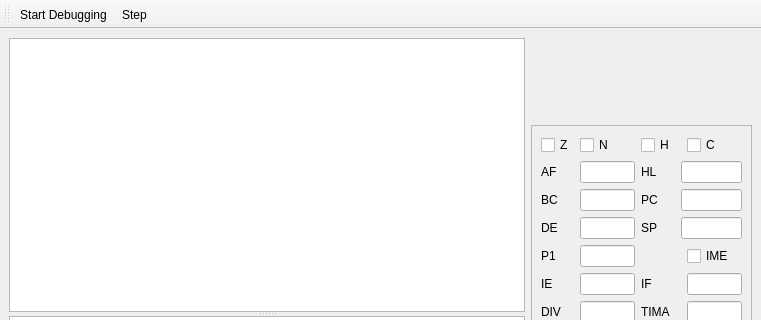
The window that src/ui/Debugger/DebuggerWindow.ui (zlisinski/gbemu) describes before a commit, drawn with Qt 5; both pictures show x 0 to 761 and y 0 to 320 of the 761 by 620 pixel window.
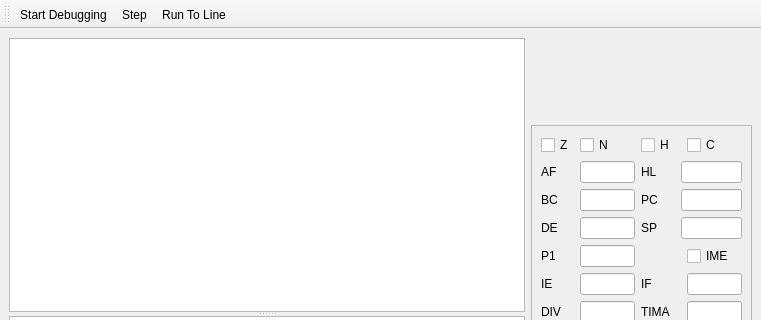
The same window after the commit.

Commit message: Added Run To Line feature in the debugger.

The edit to the form file:
```diff
--- a/src/ui/Debugger/DebuggerWindow.ui
+++ b/src/ui/Debugger/DebuggerWindow.ui
@@ -342,6 +342,7 @@
    </attribute>
    <addaction name="actionToggleDebugging"/>
    <addaction name="actionStep"/>
+   <addaction name="actionRunToLine"/>
   </widget>
   <action name="actionToggleDebugging">
    <property name="checkable">
@@ -356,6 +357,11 @@
     <string>Step</string>
    </property>
   </action>
+  <action name="actionRunToLine">
+   <property name="text">
+    <string>Run To Line</string>
+   </property>
+  </action>
  </widget>
  <resources/>
  <connections/>
```
Left out of the diff: 9 changed lines with no effect on the pictures. The commit also changes 9 other files.
